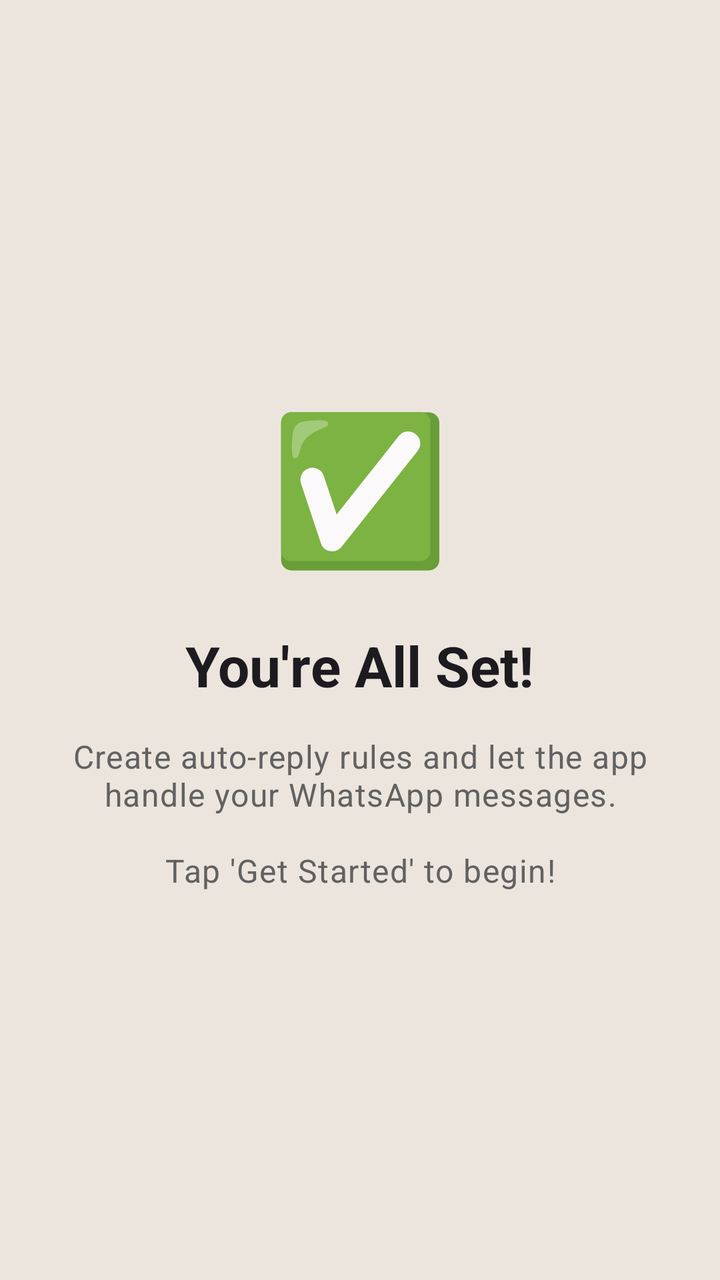
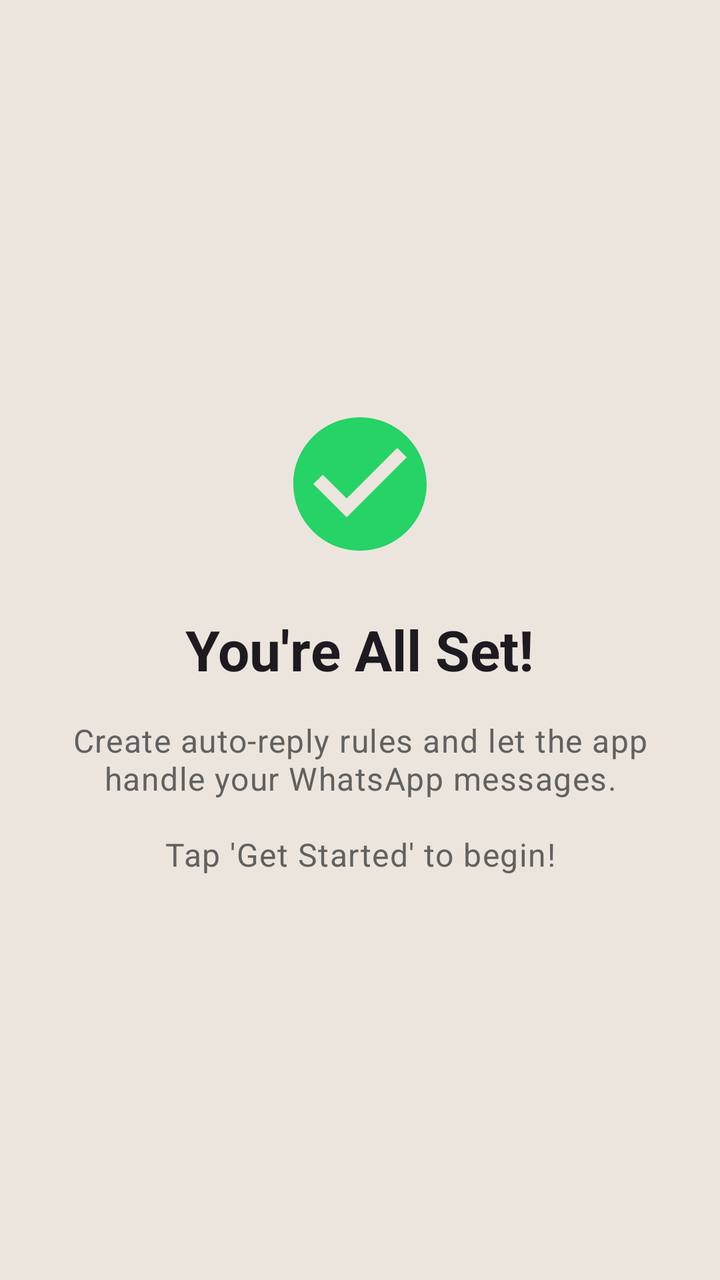

Compare the two renders of this Android layout. The source of the first and the diff that turns it into the second are given below.
<!-- AndroidManifest.xml: application theme Theme.ReplyForge -->
<!-- res/layout/welcome_page_3.xml -->
<?xml version="1.0" encoding="utf-8"?>
<LinearLayout
    xmlns:android="http://schemas.android.com/apk/res/android"
    android:layout_width="match_parent"
    android:layout_height="match_parent"
    android:orientation="vertical"
    android:gravity="center"
    android:padding="32dp">

    <TextView
        android:layout_width="wrap_content"
        android:layout_height="wrap_content"
        android:text="✅"
        android:textSize="72sp" />

    <TextView
        android:layout_width="wrap_content"
        android:layout_height="wrap_content"
        android:layout_marginTop="24dp"
        android:text="You're All Set!"
        android:textAlignment="center"
        android:textAppearance="@style/TextAppearance.Material3.HeadlineMedium"
        android:textStyle="bold" />

    <TextView
        android:layout_width="wrap_content"
        android:layout_height="wrap_content"
        android:layout_marginTop="16dp"
        android:text="Create auto-reply rules and let the app\nhandle your WhatsApp messages.\n\nTap 'Get Started' to begin!"
        android:textAlignment="center"
        android:textAppearance="@style/TextAppearance.Material3.BodyLarge"
        android:textColor="#616161" />

</LinearLayout>
<!-- resources referenced by this layout -->
<resources>
  <color name="md_theme_primary">#FF075E54</color>
  <color name="md_theme_onPrimary">#FFFFFFFF</color>
  <color name="md_theme_primaryContainer">#FFB2DFDB</color>
  <color name="md_theme_onPrimaryContainer">#FF00251A</color>
  <color name="md_theme_secondary">#FF128C7E</color>
  <color name="md_theme_onSecondary">#FFFFFFFF</color>
  <color name="md_theme_secondaryContainer">#FFB2DFDB</color>
  <color name="md_theme_onSecondaryContainer">#FF00251A</color>
  <color name="md_theme_tertiary">#FF25D366</color>
  <color name="md_theme_onTertiary">#FFFFFFFF</color>
  <color name="md_theme_tertiaryContainer">#FFDCF8C6</color>
  <color name="md_theme_onTertiaryContainer">#FF00210D</color>
  <color name="md_theme_error">#FFB3261E</color>
  <color name="md_theme_onError">#FFFFFFFF</color>
  <color name="md_theme_errorContainer">#FFF9DEDC</color>
  <color name="md_theme_onErrorContainer">#FF410E0B</color>
  <color name="md_theme_background">#FFECE5DD</color>
  <color name="md_theme_onBackground">#FF1C1B1F</color>
  <color name="md_theme_surface">#FFFBFE</color>
  <color name="md_theme_onSurface">#FF1C1B1F</color>
  <color name="md_theme_surfaceVariant">#FFE0E0E0</color>
  <color name="md_theme_onSurfaceVariant">#FF49454F</color>
  <color name="md_theme_outline">#FF79747E</color>
  <color name="md_theme_outlineVariant">#FFB0BEC5</color>
  <color name="wa_green_status">#FF054D44</color>
  <color name="wa_green_darker">#FF075E54</color>
  <!-- unchanged entries left out for length: 1 -->
</resources>

<!-- the commit's change to res/layout/welcome_page_3.xml (unified diff, before → after) -->
@@ -7,11 +7,11 @@
     android:gravity="center"
     android:padding="32dp">
 
-    <TextView
-        android:layout_width="wrap_content"
-        android:layout_height="wrap_content"
-        android:text="✅"
-        android:textSize="72sp" />
+    <ImageView
+        android:layout_width="80dp"
+        android:layout_height="80dp"
+        android:src="@drawable/ic_check_circle"
+        android:contentDescription="Done" />
 
     <TextView
         android:layout_width="wrap_content"
<!-- resource entries referenced after the edit -->
@@ -1,5 +1,17 @@
 <!-- resources referenced by this layout -->
 <resources>
+  <!-- drawable ic_check_circle (drawable) -->
+  <?xml version="1.0" encoding="utf-8"?>
+  <vector xmlns:android="http://schemas.android.com/apk/res/android"
+      android:width="80dp"
+      android:height="80dp"
+      android:viewportWidth="24"
+      android:viewportHeight="24"
+      android:tint="#25D366">
+      <path
+          android:fillColor="#FF000000"
+          android:pathData="M12,2C6.48,2 2,6.48 2,12s4.48,10 10,10 10,-4.48 10,-10S17.52,2 12,2zM10,17l-5,-5 1.41,-1.41L10,14.17l7.59,-7.59L19,8l-9,9z"/>
+  </vector>
   <color name="md_theme_primary">#FF075E54</color>
   <color name="md_theme_onPrimary">#FFFFFFFF</color>
   <color name="md_theme_primaryContainer">#FFB2DFDB</color>
